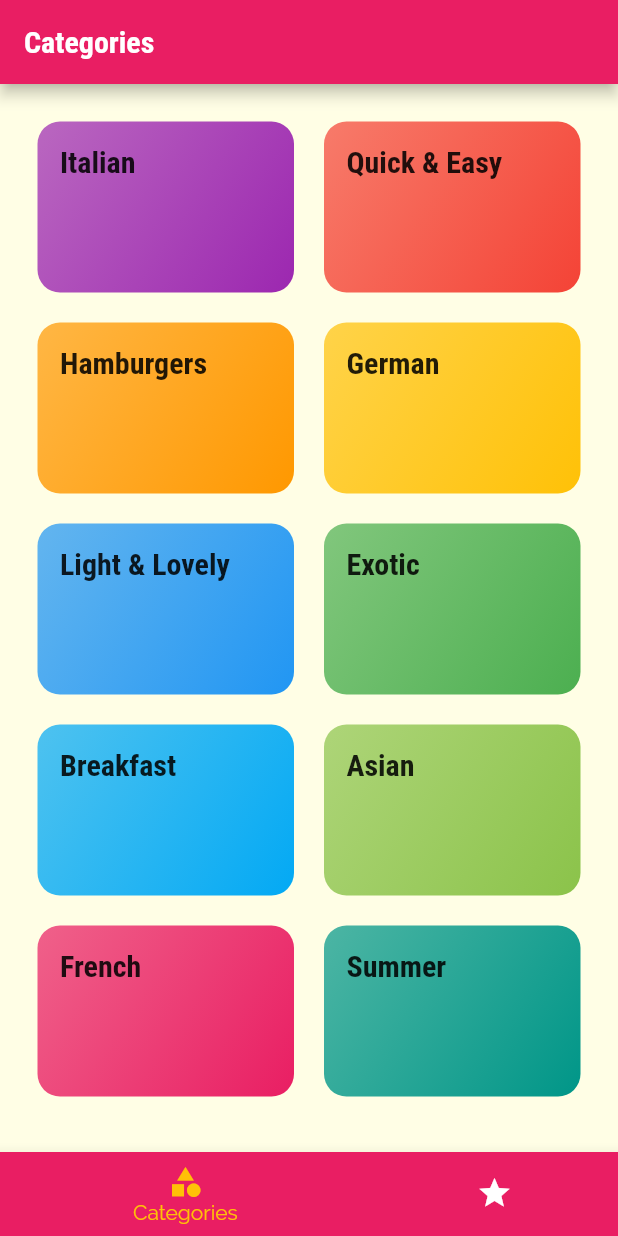
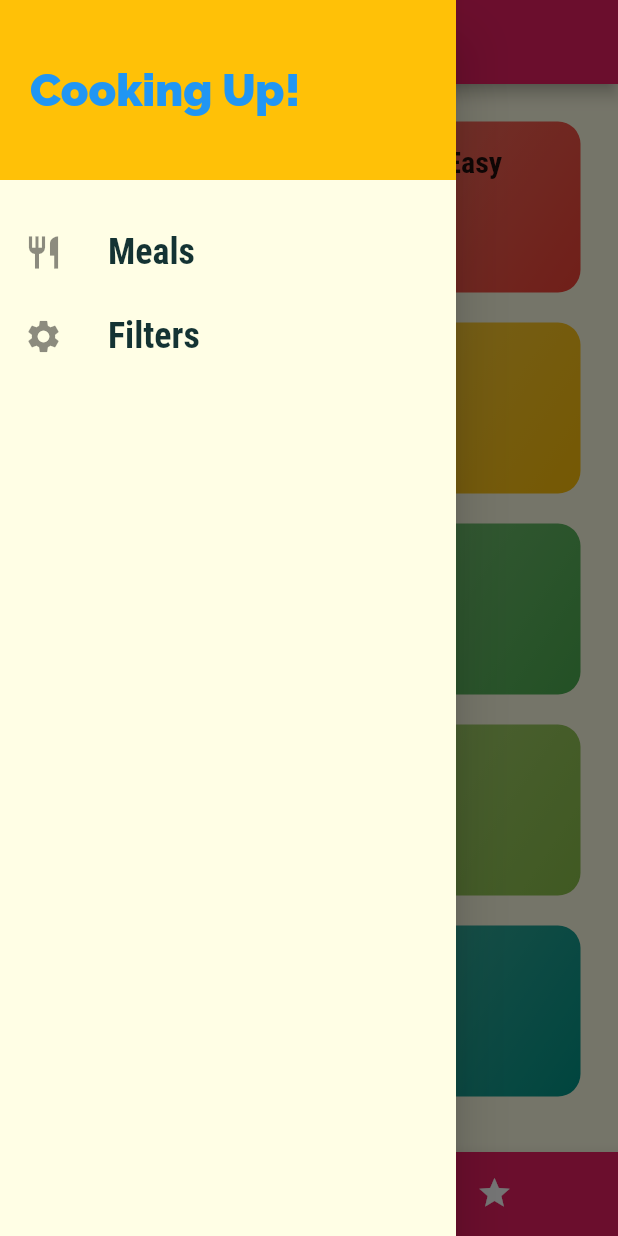
Before and after one commit to victorbarreiros/flutter-studies, a Flutter app: the screen it shows after launch, with the side drawer open (before the commit the screen has no drawer), on a phone screen of 412 x 824 dp. Run offline on Flutter 3.47's test engine with Material 2 defaults, Android fonts, the phone set to English and light mode, and no system bars.

Commit message:
Add favorite screen and functionalities

```diff
--- a/meals_app/lib/main.dart
+++ b/meals_app/lib/main.dart
@@ -1,13 +1,75 @@
 import 'package:flutter/material.dart';
+import './dummy_data.dart';
 
+import './models/meal.dart';
 import './screens/category_meals_screen.dart';
 import './screens/categories_screen.dart';
 import './screens/meal_detail_screen.dart';
 import './screens/tabs_screen.dart';
+import './screens/filters_screen.dart';
 
 void main() => runApp(MyApp());
 
-class MyApp extends StatelessWidget {
+class MyApp extends StatefulWidget {
+  @override
+  State<MyApp> createState() => _MyAppState();
+}
+
+class _MyAppState extends State<MyApp> {
+  // TODO Move Filters to a class on its own
+  Map<String, bool> _filters = {
+    'vegan': false,
+    'gluten': false,
+    'lactose': false,
+    'vegetarian': false,
+  };
+
+  List<Meal> _availableMeals = DUMMY_MEALS;
+  List<Meal> _favoritedMeals = [];
+
+  void _setFilters(Map<String, bool> filterData) {
+    setState(() {
+      _filters = filterData;
+
+      _availableMeals = DUMMY_MEALS.where((meal) {
+        if (_filters['gluten'] && !meal.isGlutenFree) {
+          return false;
+        }
+        if (_filters['lactose'] && !meal.isLactoseFree) {
+          return false;
+        }
+        if (_filters['vegan'] && !meal.isVegan) {
+          return false;
+        }
+        if (_filters['vegetarian'] && !meal.isVegetarian) {
+          return false;
+        }
+        return true;
+      }).toList();
+    });
+  }
+
+  // This will rebuild the entire app everytime a meal is favorited
+  void _toggleFavorite(String mealId) {
+    final existingIndex =
+        _favoritedMeals.indexWhere((meal) => meal.id == mealId);
+    if (existingIndex >= 0) {
+      setState(() {
+        _favoritedMeals.removeAt(existingIndex);
+      });
+    } else {
+      setState(() {
+        _favoritedMeals.add(
+          DUMMY_MEALS.firstWhere((meal) => meal.id == mealId),
+        );
+      });
+    }
+  }
+
+  bool _isMealFavorite(String id) {
+    return _favoritedMeals.any((meal) => meal.id == id);
+  }
+
   @override
   Widget build(BuildContext context) {
     return MaterialApp(
@@ -38,9 +100,13 @@ class MyApp extends StatelessWidget {
       // home: CategoriesScreen(),
       initialRoute: '/',
       routes: {
-        '/': (context) => TabsScreen(),
-        CategoryMealsScreen.routeName: (context) => CategoryMealsScreen(),
-        MealDetailScreen.routeName: (context) => MealDetailScreen(),
+        '/': (context) => TabsScreen(_favoritedMeals),
+        CategoryMealsScreen.routeName: (context) =>
+            CategoryMealsScreen(_availableMeals),
+        MealDetailScreen.routeName: (context) =>
+            MealDetailScreen(_isMealFavorite, _toggleFavorite),
+        FiltersScreen.routeName: (context) =>
+            FiltersScreen(_filters, _setFilters),
       },
       onGenerateRoute: ((settings) {
         // in case a named route is not found, defaults here.
--- a/meals_app/lib/screens/tabs_screen.dart
+++ b/meals_app/lib/screens/tabs_screen.dart
@@ -1,22 +1,39 @@
 import 'package:flutter/material.dart';
 
+import '../models/meal.dart';
+import '../widgets/main_drawer.dart';
 import './categories_screen.dart';
 import './favorites_screen.dart';
 
 class TabsScreen extends StatefulWidget {
-  const TabsScreen({Key key}) : super(key: key);
+  final List<Meal> favoriteMeals;
+
+  TabsScreen(this.favoriteMeals);
 
   @override
   State<TabsScreen> createState() => _TabsScreenState();
 }
 
 class _TabsScreenState extends State<TabsScreen> {
-  final List<Map<String, Object>> _pages = [
-    {'page': CategoriesScreen(), 'title': 'Categories'},
-    {'page': FavoritesScreen(), 'title': 'Your Favorites'}
-  ];
+  List<Map<String, Object>> _pages;
 
   int _selectedPageIndex = 0;
+
+  @override
+  void initState() {
+    _pages = [
+      {
+        'page': CategoriesScreen(),
+        'title': 'Categories',
+      },
+      {
+        'page': FavoritesScreen(widget.favoriteMeals),
+        'title': 'Your Favorites',
+      }
+    ];
+
+    super.initState();
+  }
 
   void _selectPage(int index) {
     setState(() {
@@ -30,6 +47,7 @@ class _TabsScreenState extends State<TabsScreen> {
       appBar: AppBar(
         title: Text(_pages[_selectedPageIndex]['title']),
       ),
+      drawer: MainDrawer(),
       body: _pages[_selectedPageIndex]['page'],
       bottomNavigationBar: BottomNavigationBar(
           onTap: _selectPage,
--- /dev/null
+++ b/meals_app/lib/widgets/main_drawer.dart
@@ -0,0 +1,56 @@
+import 'package:flutter/material.dart';
+import '../screens/filters_screen.dart';
+
+class MainDrawer extends StatelessWidget {
+  Widget buildListTile(String title, IconData icon, Function tapHandler) {
+    return ListTile(
+      leading: Icon(
+        icon,
+        size: 26,
+      ),
+      title: Text(
+        title,
+        style: TextStyle(
+          fontFamily: 'RobotoCondensed',
+          fontSize: 24,
+          fontWeight: FontWeight.bold,
+        ),
+      ),
+      onTap: tapHandler,
+    );
+  }
+
+  @override
+  Widget build(BuildContext context) {
+    return Drawer(
+      child: Column(
+        children: <Widget>[
+          Container(
+            height: 120,
+            width: double.infinity,
+            padding: EdgeInsets.all(20),
+            alignment: Alignment.centerLeft,
+            color: Theme.of(context).colorScheme.secondary,
+            child: Text(
+              'Cooking Up!',
+              style: TextStyle(
+                fontWeight: FontWeight.w900,
+                fontSize: 30,
+                color: Theme.of(context).primaryColor,
+              ),
+            ),
+          ),
+          SizedBox(
+            height: 20,
+          ),
+          buildListTile('Meals', Icons.restaurant, () {
+            Navigator.of(context).pushReplacementNamed('/');
+          }),
+          buildListTile('Filters', Icons.settings, () {
+            Navigator.of(context).pushReplacementNamed(FiltersScreen.routeName);
+          }),
+        ],
+      ),
+    );
+  }
+}
```
Also changed, not shown: meals_app/lib/screens/category_meals_screen.dart (+51 -18 lines), meals_app/lib/screens/favorites_screen.dart (+26 -8 lines), meals_app/lib/screens/filters_screen.dart (added, +106 -0 lines), meals_app/lib/screens/meal_detail_screen.dart (+12 -0 lines), meals_app/lib/widgets/meal_item.dart (+10 -2 lines), meals_app/pubspec.lock, 3 other files.
